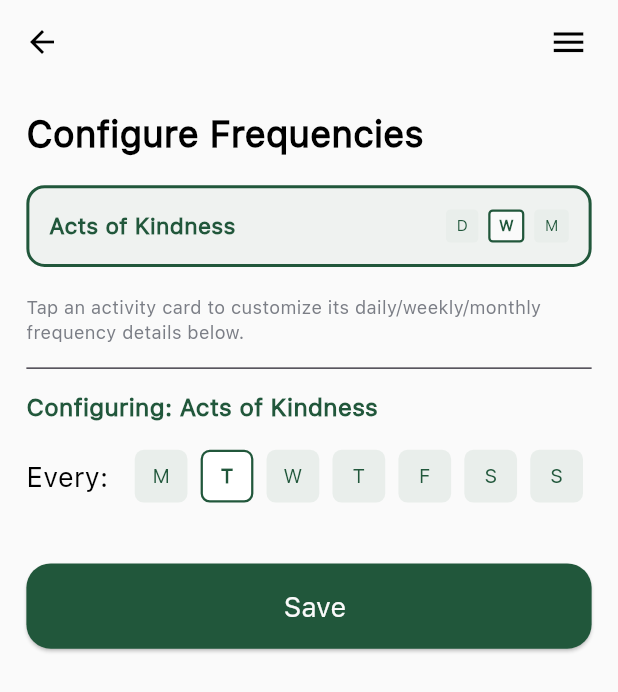
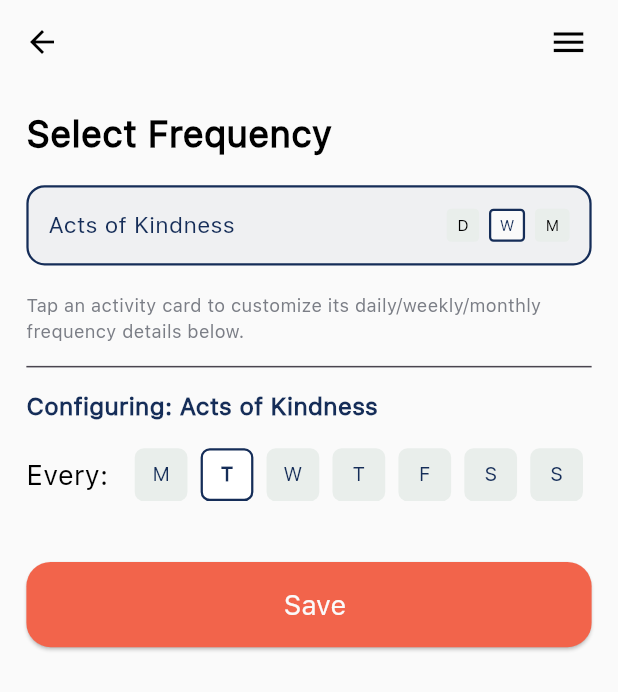
Before and after one commit to mlbench-dev/kena, a Flutter app: the FrequencyScreen screen opened by its route, on a phone screen of 412 x 824 dp. Shown: the top 692 px of the screen. Run offline on Flutter 3.47's test engine with Material 3 defaults, Android fonts, the phone set to English and light mode, and no system bars; our stand-ins replace another_flushbar, cached_network_image, device_info_plus, envied, firebase_core, firebase_crashlytics and 24 more; missing offline and left inert: app_settings; accounts and stored records are empty; network calls fail; project files that could hold a hidden picture were left out.

Commit message:
Change the colors

```diff
--- a/lib/app/styles/color_scheme.dart
+++ b/lib/app/styles/color_scheme.dart
@@ -4,6 +4,8 @@ class AppColorScheme extends ThemeExtension<AppColorScheme> {
   const AppColorScheme({
     // Core colors
     required this.primary,
+    required this.secondary,
+    required this.tertiary,
     required this.background,
     required this.surface,
     required this.onSurface,
@@ -75,7 +77,9 @@ class AppColorScheme extends ThemeExtension<AppColorScheme> {
     ),
     // ... rest of your light colors
     // Core colors
-    primary: Color(0xff21573b),
+    primary: Color(0xffF2644B),
+    secondary: Color(0xff83C4C5),
+    tertiary: Color(0xff152D58),
     background: Color(0xFFFAFAFA),
     surface: Color(0xff2196f31a),
     onSurface: Color(0xFF0F172A),
@@ -92,7 +96,7 @@ class AppColorScheme extends ThemeExtension<AppColorScheme> {
     textOnLight: Color(0xFF0F172A),
 
     // Button colors
-    buttonPrimary: Color(0xFF226BF7),
+    buttonPrimary: Color(0xffF2644B),
     buttonPrimaryText: Color(0xFFFAFAFA),
     buttonSecondary: Color(0xFFF1F5F9),
     buttonSecondaryText: Color(0xFF0F172A),
@@ -148,7 +152,9 @@ class AppColorScheme extends ThemeExtension<AppColorScheme> {
     ),
     // ... rest of your dark colors
     // Core colors
-    primary: Color(0xFF21573b),
+    primary: Color(0xffF2644B),
+    secondary: Color(0xff83C4C5),
+    tertiary: Color(0xff152D58),
     background: Color(0xFFFAFAFA),
     surface: Color(0xFF16263D),
     onSurface: Color(0xFFFAF9F7),
@@ -165,7 +171,7 @@ class AppColorScheme extends ThemeExtension<AppColorScheme> {
     textOnLight: Color(0xFF16263D),
 
     // Button colors
-    buttonPrimary: Color(0xFF21573b),
+    buttonPrimary: Color(0xffF2644B),
     buttonPrimaryText: Color(0xFFFAFAFA),
     buttonSecondary: Color(0xFFF4E9DC),
     buttonSecondaryText: Color(0xFF16263D),
@@ -212,6 +218,8 @@ class AppColorScheme extends ThemeExtension<AppColorScheme> {
 
   // Core colors
   final Color primary;
+  final Color secondary;
+  final Color tertiary;
   final Color background;
   final Color surface;
   final Color onSurface;
@@ -277,6 +285,8 @@ class AppColorScheme extends ThemeExtension<AppColorScheme> {
   @override
   AppColorScheme copyWith({
     Color? primary,
+    Color? secondary,
+    Color? tertiary,
     Color? background,
     Color? surface,
     Color? onSurface,
@@ -327,6 +337,8 @@ class AppColorScheme extends ThemeExtension<AppColorScheme> {
   }) {
     return AppColorScheme(
       primary: primary ?? this.primary,
+      secondary: secondary ?? this.secondary,
+      tertiary: tertiary ?? this.tertiary,
       background: background ?? this.background,
       surface: surface ?? this.surface,
       onSurface: onSurface ?? this.onSurface,
@@ -390,6 +402,8 @@ class AppColorScheme extends ThemeExtension<AppColorScheme> {
 
     return AppColorScheme(
       primary: Color.lerp(primary, other.primary, t)!,
+      secondary: Color.lerp(secondary, other.secondary, t)!,
+      tertiary: Color.lerp(tertiary, other.tertiary, t)!,
       background: Color.lerp(background, other.background, t)!,
       surface: Color.lerp(surface, other.surface, t)!,
       onSurface: Color.lerp(onSurface, other.onSurface, t)!,
--- a/lib/view/activities/frequency_screen.dart
+++ b/lib/view/activities/frequency_screen.dart
@@ -237,7 +237,7 @@ class _FrequencyScreenState extends State<FrequencyScreen> {
             crossAxisAlignment: CrossAxisAlignment.start,
             children: [
               Text(
-                "Configure Frequencies",
+                "Select Frequency",
                 style: context.typography.body.copyWith(
                   fontSize: 24.sp,
                   fontWeight: FontWeight.w600,
@@ -268,16 +268,16 @@ class _FrequencyScreenState extends State<FrequencyScreen> {
                         ),
                         decoration: BoxDecoration(
                           color: isActive
-                              ? context.colors.primary.withValues(alpha: 0.05)
+                              ? context.colors.tertiary.withValues(alpha: 0.05)
                               : Colors.white,
                           borderRadius: BorderRadius.circular(12.r),
                           border: Border.all(
                             color: isActive
-                                ? context.colors.primary
+                                ? context.colors.tertiary
                                 : context.colors.textSecondary.withValues(
                                     alpha: 0.15,
                                   ),
-                            width: isActive ? 2.0 : 1.5,
+                            width: isActive ? 1.5 : 1.5,
                           ),
                         ),
                         child: Row(
@@ -287,13 +287,13 @@ class _FrequencyScreenState extends State<FrequencyScreen> {
                                 activity.name,
                                 style: context.typography.body.copyWith(
                                   color: isActive
-                                      ? context.colors.primary
+                                      ? context.colors.tertiary
                                       : context.colors.textPrimary,
                                   fontFamily: 'sfpro',
                                   fontSize: 15.sp,
                                   fontWeight: isActive
-                                      ? FontWeight.w600
-                                      : FontWeight.w500,
+                                      ? FontWeight.w500
+                                      : FontWeight.w400,
                                 ),
                               ),
                             ),
@@ -352,8 +352,8 @@ class _FrequencyScreenState extends State<FrequencyScreen> {
                 "Configuring: ${activeActivity.name}",
                 style: context.typography.body.copyWith(
                   fontSize: 16.sp,
-                  fontWeight: FontWeight.bold,
-                  color: context.colors.primary,
+                  fontWeight: FontWeight.w600,
+                  color: context.colors.tertiary,
                   fontFamily: 'sfpro',
                 ),
               ),
@@ -437,7 +437,7 @@ class _FrequencyScreenState extends State<FrequencyScreen> {
                                   onPressed: () => _changeMonth(-1),
                                   icon: Icon(
                                     Icons.keyboard_double_arrow_left,
-                                    color: context.colors.primary,
+                                    color: context.colors.tertiary,
                                     size: 28.sp,
                                   ),
                                 ),
@@ -467,7 +467,7 @@ class _FrequencyScreenState extends State<FrequencyScreen> {
                                   onPressed: () => _changeMonth(1),
                                   icon: Icon(
                                     Icons.keyboard_double_arrow_right,
-                                    color: context.colors.primary,
+                                    color: context.colors.tertiary,
                                     size: 28.sp,
                                   ),
                                 ),
@@ -608,7 +608,7 @@ class InlineWeekdayChip extends StatelessWidget {
           color: isSelected ? Colors.white : const Color(0xFFE9EEEB),
           borderRadius: BorderRadius.circular(6.r),
           border: Border.all(
-            color: isSelected ? context.colors.primary : Colors.transparent,
+            color: isSelected ? context.colors.tertiary : Colors.transparent,
             width: 1.5,
           ),
         ),
@@ -618,7 +618,7 @@ class InlineWeekdayChip extends StatelessWidget {
             fontSize: 13.sp,
             fontFamily: 'sfpro',
             fontWeight: isSelected ? FontWeight.bold : FontWeight.w500,
-            color: context.colors.primary,
+            color: context.colors.tertiary,
           ),
         ),
       ),
--- a/lib/view/activities/widgets/frequency_chip.dart
+++ b/lib/view/activities/widgets/frequency_chip.dart
@@ -23,7 +23,7 @@ class FrequencyChip extends StatelessWidget {
           color: isActive ? context.colors.background : Color(0xFFE9EEEB),
           borderRadius: BorderRadius.circular(3.r),
           border: Border.all(
-            color: isActive ? context.colors.primary : Colors.transparent,
+            color: isActive ? context.colors.tertiary : Colors.transparent,
             width:
                 1.5, // Fixed width keeps the chip size stable on click transitions
           ),
@@ -33,8 +33,10 @@ class FrequencyChip extends StatelessWidget {
           style: context.typography.body.copyWith(
             fontSize: 10.sp,
             fontFamily: 'sfpro',
-            fontWeight: isActive ? FontWeight.bold : FontWeight.w400,
-            color: context.colors.primary,
+            fontWeight: FontWeight.w400,
+            color: isActive
+                ? context.colors.tertiary
+                : context.colors.textPrimary,
           ),
         ),
       ),
--- a/lib/view/activities/widgets/month_calendar.dart
+++ b/lib/view/activities/widgets/month_calendar.dart
@@ -119,7 +119,7 @@ class _MonthCalendarState extends State<MonthCalendar> {
     required bool isSelected,
     required VoidCallback onTap,
   }) {
-    final Color activeGreen = context.colors.primary;
+    final Color activeGreen = context.colors.tertiary;
 
     return GestureDetector(
       onTap: onTap,
--- a/lib/view/auth/login.dart
+++ b/lib/view/auth/login.dart
@@ -118,7 +118,7 @@ class _LoginScreenState extends State<LoginScreen> {
                       style: context.typography.title.copyWith(
                         fontSize: 32.sp,
                         fontFamily: 'ZenAntiqueSoft',
-                        color: context.colors.primary,
+                        color: context.colors.tertiary,
                         fontWeight: FontWeight.w400,
                       ),
                     ),
--- a/lib/view/auth/user/user_signup.dart
+++ b/lib/view/auth/user/user_signup.dart
@@ -168,7 +168,7 @@ class _UserSignupScreenState extends State<UserSignupScreen> {
                 style: context.typography.title.copyWith(
                   fontSize: 32.sp,
                   fontFamily: 'ZenAntiqueSoft',
-                  color: context.colors.primary,
+                  color: context.colors.tertiary,
                   fontWeight: FontWeight.w400,
                 ),
               ),
--- a/lib/view/home/widgets/intensity_box.dart
+++ b/lib/view/home/widgets/intensity_box.dart
@@ -224,9 +224,11 @@ class _NumberBox extends StatelessWidget {
       height: 42.h,
       decoration: BoxDecoration(
         borderRadius: BorderRadius.circular(10.r),
-        color: isSelected ? const Color(0xFFc8e6c9) : const Color(0xFFf5f5f5),
+        color: isSelected
+            ? context.colors.primary.withValues(alpha: 0.2)
+            : const Color(0xFFf5f5f5),
         border: Border.all(
-          color: isSelected ? const Color(0xFF81c784) : const Color(0xFFe0e0e0),
+          color: isSelected ? context.colors.primary : const Color(0xFFe0e0e0),
           width: 2.w,
         ),
       ),
--- a/lib/view/home/widgets/tour_tooltip.dart
+++ b/lib/view/home/widgets/tour_tooltip.dart
@@ -90,7 +90,7 @@ class TourTooltip extends StatelessWidget {
                   'Skip',
                   style: context.typography.body.copyWith(
                     fontSize: 14.sp,
-                    color: _accentGreen,
+                    color: context.colors.tertiary,
                     fontWeight: FontWeight.w400,
                     fontFamily: 'sfpro',
                   ),
@@ -103,7 +103,7 @@ class TourTooltip extends StatelessWidget {
                   isLastStep ? 'Done' : 'Next',
                   style: context.typography.body.copyWith(
                     fontSize: 14.sp,
-                    color: _accentGreen,
+                    color: context.colors.tertiary,
                     fontWeight: FontWeight.w600,
                     fontFamily: 'sfpro',
                   ),
@@ -137,7 +137,7 @@ class _DotIndicator extends StatelessWidget {
             shape: BoxShape.circle,
             color: isActive
                 ? TourTooltip._accentGreen
-                : TourTooltip._accentGreen.withOpacity(0.25),
+                : TourTooltip._accentGreen.withValues(alpha: 0.25),
           ),
         );
       }),
--- a/lib/view/subscription/free_trail.dart
+++ b/lib/view/subscription/free_trail.dart
@@ -29,7 +29,7 @@ class FreeTrailScreen extends StatelessWidget {
                   style: context.typography.title.copyWith(
                     fontFamily: 'ZenAntiqueSoft',
                     fontSize: 32.sp,
-                    color: context.colors.primary,
+                    color: context.colors.tertiary,
                     fontWeight: FontWeight.w400,
                   ),
                 ),
@@ -156,7 +156,7 @@ class FreeTrailScreen extends StatelessWidget {
                       Text(
                         "21-Day Free Trial",
                         style: context.typography.title.copyWith(
-                          color: context.colors.primary,
+                          color: context.colors.tertiary,
                           fontWeight: FontWeight.w600,
                           fontSize: 16.sp,
                           fontFamily: "sfpro",
@@ -298,7 +298,7 @@ class FeatureName extends StatelessWidget {
   Widget build(BuildContext context) {
     return Row(
       children: [
-        Icon(Icons.check, color: context.colors.primary, size: 18.r),
+        Icon(Icons.check, color: context.colors.tertiary, size: 18.r),
         SizedBox(width: 5.w),
         Text(
           title,
```
Also changed, not shown: lib/view/activities/activities_screen.dart (+27 -17 lines), lib/view/activities/choose_activity.dart (+10 -11 lines), lib/view/activities/widgets/radio_button.dart (+5 -4 lines), lib/view/emotions/aspirational_emotions.dart (+5 -5 lines), lib/view/emotions/emotions_summary.dart (+7 -3 lines), lib/view/forecast/widgets/emotion_tile.dart (+12 -3 lines).
